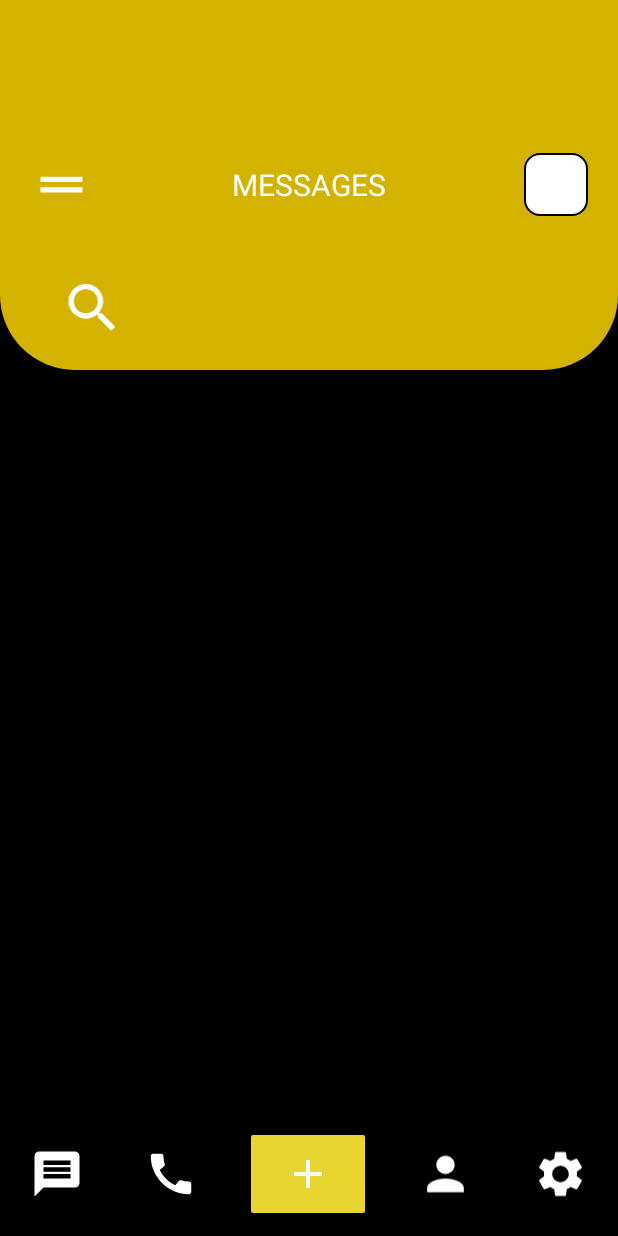
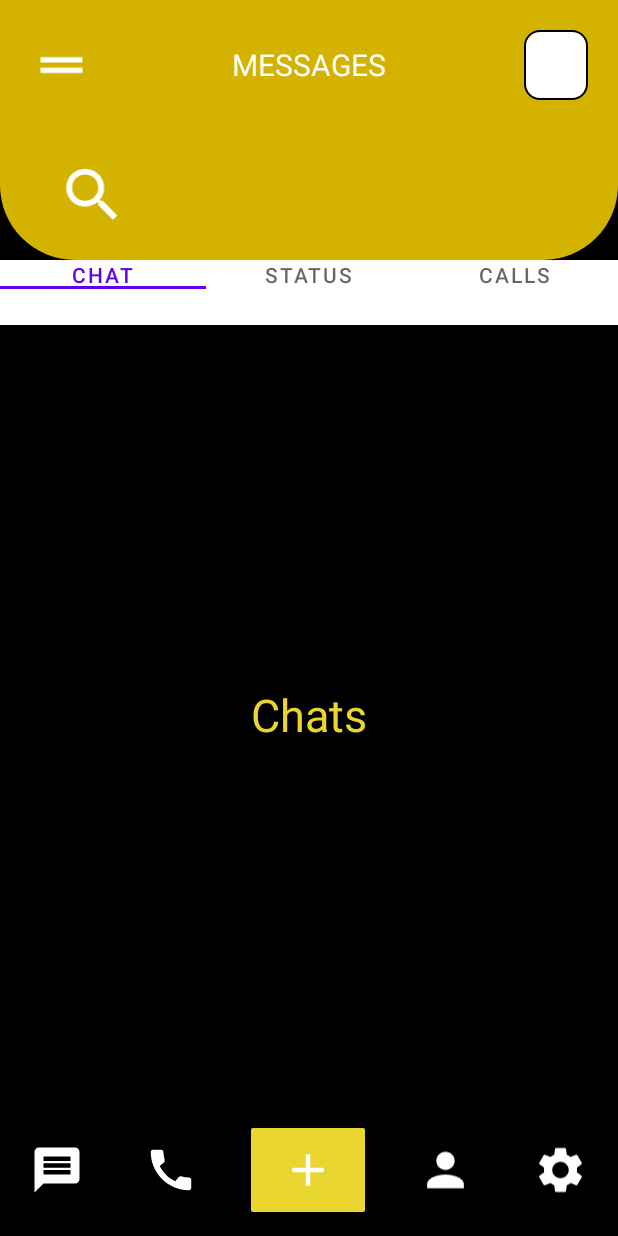
Before and after one commit to AhmadAli016/assignment3, an Android app: the screen5 screen opened directly, with no data from a screen before it, on a phone screen of 412 x 824 dp. Run offline under Robolectric (Android 15) with nearby library versions, the phone set to English and light mode, and no system bars.

Commit message:
Tab Layout implementation added

```diff
--- /dev/null
+++ b/app/src/main/java/com/ass2/chalja/Fragment1.java
@@ -0,0 +1,19 @@
+package com.ass2.chalja;
+import android.os.Bundle;
+
+import androidx.fragment.app.Fragment;
+
+import android.view.LayoutInflater;
+import android.view.View;
+import android.view.ViewGroup;
+
+public class Fragment1 extends Fragment {
+
+
+    @Override
+    public View onCreateView(LayoutInflater inflater, ViewGroup container,
+                             Bundle savedInstanceState) {
+        // Inflate the layout for this fragment
+        return inflater.inflate(R.layout.fragment_1, container, false);
+    }
+}
--- /dev/null
+++ b/app/src/main/java/com/ass2/chalja/Fragment2.java
@@ -0,0 +1,21 @@
+package com.ass2.chalja;
+
+import android.os.Bundle;
+
+import androidx.fragment.app.Fragment;
+
+import android.view.LayoutInflater;
+import android.view.View;
+import android.view.ViewGroup;
+
+
+public class Fragment2 extends Fragment {
+
+
+    @Override
+    public View onCreateView(LayoutInflater inflater, ViewGroup container,
+                             Bundle savedInstanceState) {
+        // Inflate the layout for this fragment
+        return inflater.inflate(R.layout.fragment_2, container, false);
+    }
+}
--- /dev/null
+++ b/app/src/main/java/com/ass2/chalja/Fragment3.java
@@ -0,0 +1,20 @@
+package com.ass2.chalja;
+
+import android.os.Bundle;
+
+import androidx.fragment.app.Fragment;
+
+import android.view.LayoutInflater;
+import android.view.View;
+import android.view.ViewGroup;
+
+public class Fragment3 extends Fragment {
+
+
+    @Override
+    public View onCreateView(LayoutInflater inflater, ViewGroup container,
+                             Bundle savedInstanceState) {
+        // Inflate the layout for this fragment
+        return inflater.inflate(R.layout.fragment_3, container, false);
+    }
+}
--- /dev/null
+++ b/app/src/main/java/com/ass2/chalja/VPAdapter.java
@@ -0,0 +1,41 @@
+package com.ass2.chalja;
+
+import androidx.annotation.NonNull;
+import androidx.annotation.Nullable;
+import androidx.fragment.app.Fragment;
+import androidx.fragment.app.FragmentManager;
+import androidx.fragment.app.FragmentPagerAdapter;
+
+import java.util.ArrayList;
+
+public class VPAdapter extends FragmentPagerAdapter {
+
+    private  final ArrayList<Fragment> fragmentArrayList = new ArrayList<>();
+    private final ArrayList<String> fragmentTitle = new ArrayList<>();
+
+    public VPAdapter(@NonNull FragmentManager fm, int behavior) {
+        super(fm, behavior);
+    }
+
+    @NonNull
+    @Override
+    public Fragment getItem(int position) {
+        return fragmentArrayList.get(position);
+    }
+
+    @Override
+    public int getCount() {
+        return fragmentArrayList.size();
+    }
+
+    public void addFragment(Fragment fragment, String title){
+        fragmentArrayList.add(fragment);
+        fragmentTitle.add(title);
+    }
+
+    @Nullable
+    @Override
+    public CharSequence getPageTitle(int position) {
+        return fragmentTitle.get(position);
+    }
+}
--- a/app/src/main/java/com/ass2/chalja/screen5.java
+++ b/app/src/main/java/com/ass2/chalja/screen5.java
@@ -1,6 +1,8 @@
 package com.ass2.chalja;
 
 import androidx.appcompat.app.AppCompatActivity;
+import androidx.fragment.app.FragmentPagerAdapter;
+import androidx.viewpager.widget.ViewPager;
 
 import android.content.Intent;
 import android.graphics.Bitmap;
@@ -12,6 +14,8 @@ import android.widget.DatePicker;
 import android.widget.ImageView;
 import android.widget.Toast;
 
+import com.google.android.material.tabs.TabLayout;
+
 import java.io.File;
 import java.io.FileNotFoundException;
 import java.io.FileOutputStream;
@@ -22,6 +26,9 @@ import java.util.Date;
 
 public class screen5 extends AppCompatActivity {
 
+    private TabLayout tabLayout;
+    private ViewPager viewPager;
+
     ImageView add, setting;
     @Override
     protected void onCreate(Bundle savedInstanceState) {
@@ -29,6 +36,18 @@ public class screen5 extends AppCompatActivity {
         setContentView(R.layout.activity_screen5);
         add=findViewById(R.id.add);
         setting=findViewById(R.id.IDsetting);
+
+        tabLayout=findViewById(R.id.idtablayout);
+        viewPager = findViewById(R.id.idviewpager);
+
+        tabLayout.setupWithViewPager(viewPager);
+
+        VPAdapter vpAdapter = new VPAdapter(getSupportFragmentManager(), FragmentPagerAdapter.BEHAVIOR_RESUME_ONLY_CURRENT_FRAGMENT);
+        vpAdapter.addFragment(new Fragment1(), "Chat");
+        vpAdapter.addFragment(new Fragment2(), "Status");
+        vpAdapter.addFragment(new Fragment3(), "Calls");
+
+        viewPager.setAdapter((vpAdapter));
 
         setting.setOnClickListener(new View.OnClickListener() {
             @Override
--- a/app/src/main/res/layout/activity_screen5.xml
+++ b/app/src/main/res/layout/activity_screen5.xml
@@ -1,25 +1,102 @@
 <?xml version="1.0" encoding="utf-8"?>
-<LinearLayout xmlns:android="http://schemas.android.com/apk/res/android"
+<androidx.drawerlayout.widget.DrawerLayout xmlns:android="http://schemas.android.com/apk/res/android"
     xmlns:tools="http://schemas.android.com/tools"
     android:layout_width="match_parent"
     android:layout_height="match_parent"
+    xmlns:app="http://schemas.android.com/apk/res-auto"
     android:background="@color/black"
     android:orientation="vertical"
+    tools:context=".screen5">
 
-    android:weightSum="1"
-    tools:context=".screen5">
     <LinearLayout
         android:layout_width="match_parent"
+        android:layout_height="match_parent"
+        android:layout_gravity="left"
+        android:orientation="vertical"
+        android:gravity="center_horizontal"
+        android:padding="20dp"
+        android:weightSum="1"
+        android:background="@color/black">
+
+        <com.google.android.material.imageview.ShapeableImageView
+            android:layout_width="180dp"
             android:layout_height="0dp"
-        android:layout_weight="0.3"
-        android:weightSum="3"
-        android:orientation="vertical"
-        android:background="@drawable/top_bar">
+            android:src="@drawable/img"
+            app:shapeAppearanceOverlay="@style/RoundedSquare"/>
+
+        <TextView
+            android:layout_width="match_parent"
+            android:layout_height="0dp"
+            android:layout_weight="0.05"
+            android:text="User name"
+            android:textColor="@color/yellow_primary"
+            android:gravity="center"
+            android:textSize="20sp"
+            android:layout_marginTop="10dp"/>
+
+        <TextView
+            android:layout_width="match_parent"
+            android:layout_height="0dp"
+            android:layout_weight="0.05"
+            android:text="Edit Profile"
+            android:textColor="@color/yellow_primary"
+            android:gravity="center_vertical"
+            android:textSize="20sp"
+            android:layout_marginTop="20dp"/>
+
+        <TextView
+            android:layout_width="match_parent"
+            android:layout_height="0dp"
+            android:layout_weight="0.05"
+            android:text="Change Password"
+            android:textColor="@color/yellow_primary"
+            android:gravity="center_vertical"
+            android:textSize="20sp"
+            android:layout_marginTop="10dp"/>
+
+        <ImageView
+            android:layout_width="match_parent"
+            android:layout_height="0dp"
+            android:layout_weight="0.4"/>
 
         <LinearLayout
             android:layout_width="match_parent"
             android:layout_height="0dp"
-        android:layout_weight="1" />
+            android:layout_weight="0.1"
+            android:weightSum="1">
+
+            <TextView
+                android:layout_width="wrap_content"
+                android:layout_height="match_parent"
+                android:layout_weight="0.05"
+                android:text="Log Out"
+                android:textColor="@color/yellow_primary"
+                android:gravity="center_vertical"
+                android:textSize="20sp"
+                android:layout_marginTop="10dp"/>
+
+            <ImageView
+                android:layout_width="0dp"
+                android:layout_height="match_parent"
+                android:layout_weight="0.11"
+                />
+
+        </LinearLayout>
+
+    </LinearLayout>
+
+    <LinearLayout
+        android:layout_width="match_parent"
+        android:layout_height="match_parent"
+        android:background="@color/black"
+        android:orientation="vertical">
+        <LinearLayout
+            android:layout_width="match_parent"
+            android:layout_height="0dp"
+            android:layout_weight="0.2"
+            android:weightSum="2"
+            android:orientation="vertical"
+            android:background="@drawable/top_bar">
 
             <LinearLayout
                 android:layout_width="match_parent"
@@ -49,7 +126,6 @@
                     android:src="@drawable/white_rect"/>
 
             </LinearLayout>
-
             <LinearLayout
                 android:layout_width="match_parent"
                 android:layout_height="0dp"
@@ -74,12 +150,48 @@
 
             </LinearLayout>
 
+
         </LinearLayout>
+
+        <LinearLayout
+            android:layout_weight="0.05"
+            android:layout_width="match_parent"
+            android:layout_height="0dp"
+            android:background="@color/white"
+            android:orientation="vertical">
+            <com.google.android.material.tabs.TabLayout
+                android:id="@+id/idtablayout"
+                android:layout_width="match_parent"
+                android:layout_height="wrap_content">
+                <com.google.android.material.tabs.TabItem
+                    android:layout_width="wrap_content"
+                    android:layout_height="wrap_content"
+                    android:text="Chats"/>
+                <com.google.android.material.tabs.TabItem
+                    android:layout_width="wrap_content"
+                    android:layout_height="wrap_content"
+                    android:text="Status"/>
+                <com.google.android.material.tabs.TabItem
+                    android:layout_width="wrap_content"
+                    android:layout_height="wrap_content"
+                    android:text="Calls"/>
+
+            </com.google.android.material.tabs.TabLayout>
+
+        </LinearLayout>
+
+
 
         <LinearLayout
             android:layout_width="match_parent"
             android:layout_height="0dp"
-        android:layout_weight="0.6"/>
+            android:layout_weight="0.6">
+            <androidx.viewpager.widget.ViewPager
+                android:id="@+id/idviewpager"
+                android:layout_width="match_parent"
+                android:layout_height="wrap_content"
+                />
+        </LinearLayout>
 
         <LinearLayout
             android:layout_width="match_parent"
@@ -125,3 +237,5 @@
         </LinearLayout>
 
     </LinearLayout>
+
+</androidx.drawerlayout.widget.DrawerLayout>
--- /dev/null
+++ b/app/src/main/res/layout/fragment_1.xml
@@ -0,0 +1,17 @@
+<?xml version="1.0" encoding="utf-8"?>
+<FrameLayout xmlns:android="http://schemas.android.com/apk/res/android"
+    xmlns:tools="http://schemas.android.com/tools"
+    android:layout_width="match_parent"
+    android:layout_height="match_parent"
+    tools:context=".Fragment1">
+
+
+    <TextView
+        android:layout_width="match_parent"
+        android:layout_height="match_parent"
+        android:text="Chats"
+        android:gravity="center"
+        android:textColor="@color/yellow"
+        android:textSize="30dp"/>
+
+</FrameLayout>
--- /dev/null
+++ b/app/src/main/res/layout/fragment_2.xml
@@ -0,0 +1,17 @@
+<?xml version="1.0" encoding="utf-8"?>
+<FrameLayout xmlns:android="http://schemas.android.com/apk/res/android"
+    xmlns:tools="http://schemas.android.com/tools"
+    android:layout_width="match_parent"
+    android:layout_height="match_parent"
+    tools:context=".Fragment2">
+
+
+    <TextView
+        android:layout_width="match_parent"
+        android:layout_height="match_parent"
+        android:text="Status"
+        android:gravity="center"
+        android:textColor="@color/yellow"
+        android:textSize="30dp"/>
+
+</FrameLayout>
--- /dev/null
+++ b/app/src/main/res/layout/fragment_3.xml
@@ -0,0 +1,16 @@
+<?xml version="1.0" encoding="utf-8"?>
+<FrameLayout xmlns:android="http://schemas.android.com/apk/res/android"
+    xmlns:tools="http://schemas.android.com/tools"
+    android:layout_width="match_parent"
+    android:layout_height="match_parent"
+    tools:context=".Fragment3">
+
+
+    <TextView
+        android:layout_width="match_parent"
+        android:layout_height="match_parent"
+        android:text="Calls"
+        android:gravity="center"
+        android:textColor="@color/yellow"
+        android:textSize="30dp"/>
+</FrameLayout>
--- a/app/src/main/res/values/strings.xml
+++ b/app/src/main/res/values/strings.xml
@@ -2,4 +2,6 @@
     <string name="app_name">chal ja</string>
     <string name="gender">Gender</string>
     <string name="acknowledgement">I would like to receive your news letter and other personal information</string>
+    <!-- TODO: Remove or change this placeholder text -->
+    <string name="hello_blank_fragment">Hello blank fragment</string>
 </resources>
```
Lines whose indentation alone changed are shown as unchanged.
